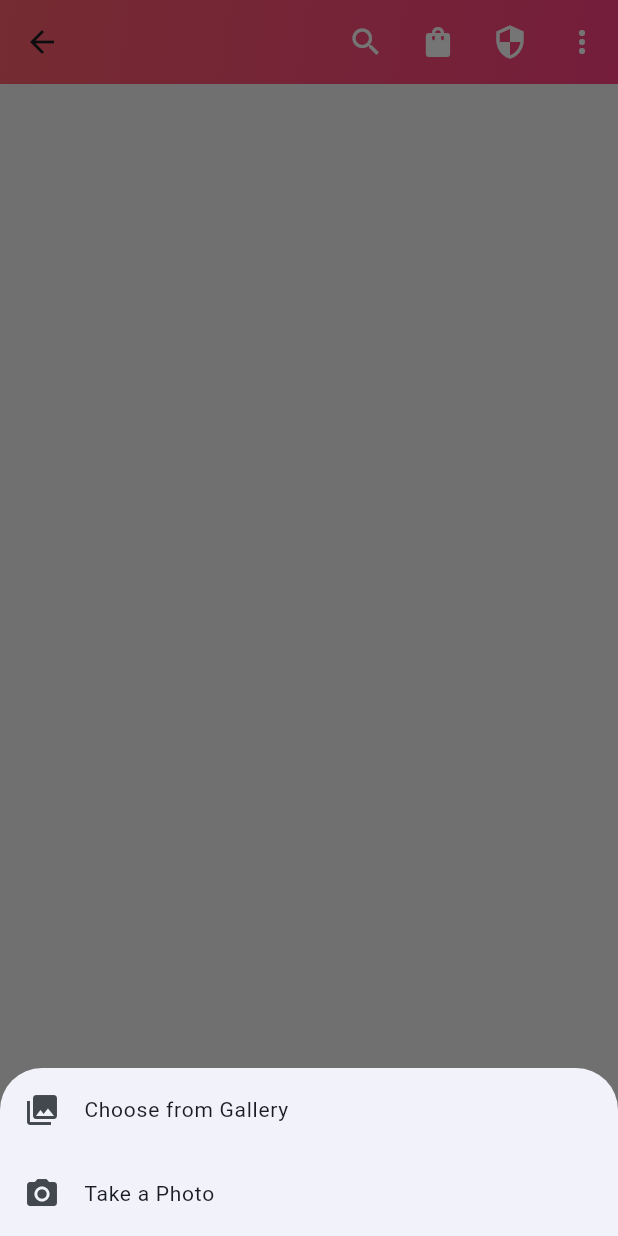
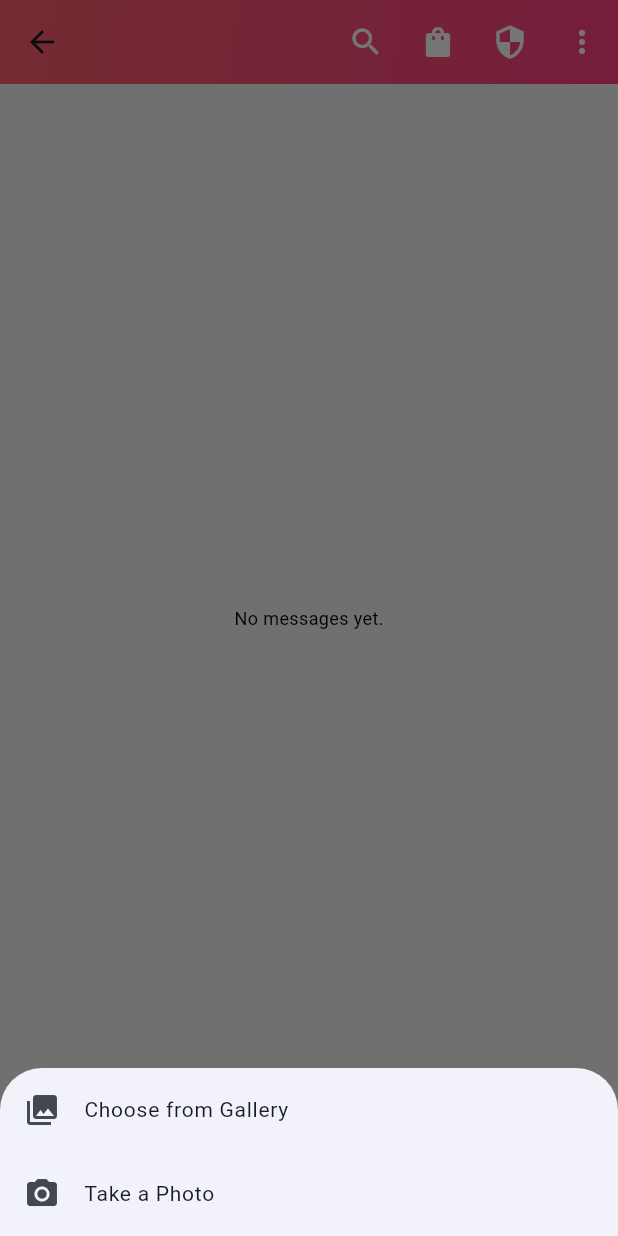
Before and after one commit to FilipStudeny/Flutter---Chat-app, a Flutter app: the ChatScreen screen opened directly with empty values, after a tap on the "attach file" icon, on a phone screen of 412 x 824 dp. Run offline on Flutter 3.47's test engine with Material 3 defaults, Android fonts, the phone set to English and light mode, and no system bars; our stand-ins replace cloud_firestore, firebase_auth, firebase_core, firebase_storage, flutter_riverpod, font_awesome_flutter and 3 more; accounts and stored records are empty; generated files the repository leaves out were written again.

Commit message:
Chat messages provider

```diff
--- /dev/null
+++ b/lib/core/providers/ChatMessagesNotifier.dart
@@ -0,0 +1,32 @@
+import 'package:firebase_auth/firebase_auth.dart';
+import 'package:flutter_riverpod/flutter_riverpod.dart';
+import 'package:meet_chat/core/globals.dart';
+import 'package:meet_chat/core/models/Message.dart';
+import 'package:meet_chat/core/services/MessagingService.dart';
+
+class ChatMessagesNotifier extends StateNotifier<List<Message>> {
+  final IMessagingService messagingService;
+  final String userId;
+  final String recipientId;
+
+  ChatMessagesNotifier(this.messagingService, this.userId, this.recipientId) : super([]) {
+    _loadMessages();
+  }
+
+  Future<void> _loadMessages() async {
+    final stream = messagingService.loadMessages(userId, recipientId);
+    stream.listen((messages) {
+      state = messages;
+    });
+  }
+}
+
+final chatMessagesProvider = StateNotifierProvider.family<ChatMessagesNotifier, List<Message>, String>((ref, recipientId) {
+  final userId = FirebaseAuth.instance.currentUser!.uid;
+  final messagingService = ref.read(messagingServiceProvider);
+  return ChatMessagesNotifier(messagingService, userId, recipientId);
+});
+
+final messagingServiceProvider = Provider<IMessagingService>((ref) {
+  return INJECTOR<IMessagingService>();
+});
--- a/lib/routes/ChatScreen.dart
+++ b/lib/routes/ChatScreen.dart
@@ -3,12 +3,11 @@ import 'package:flutter/material.dart';
 import 'package:flutter_riverpod/flutter_riverpod.dart';
 import 'package:firebase_auth/firebase_auth.dart';
 import 'package:meet_chat/components/AppHeader.dart';
-import 'package:meet_chat/core/globals.dart';
 import 'package:meet_chat/core/models/FileMetadata.dart';
-import 'package:meet_chat/core/models/Message.dart';
-import 'package:meet_chat/core/services/MessagingService.dart';
+import 'package:meet_chat/core/providers/ChatMessagesNotifier.dart';
 import 'package:image_picker/image_picker.dart';
 import 'package:timeago/timeago.dart' as timeago;
+
 
 class ChatScreen extends ConsumerStatefulWidget {
   static const String route = "chat";
@@ -23,7 +22,6 @@ class ChatScreen extends ConsumerStatefulWidget {
 class _ChatScreenState extends ConsumerState<ChatScreen> {
   final TextEditingController _messageController = TextEditingController();
   final ScrollController _scrollController = ScrollController();
-  final IMessagingService _messagingService = INJECTOR<IMessagingService>();
 
   void _sendMessage() async {
     if (_messageController.text.trim().isEmpty) {
@@ -39,7 +37,8 @@ class _ChatScreenState extends ConsumerState<ChatScreen> {
     final message = _messageController.text.trim();
     _messageController.clear();
 
-    await _messagingService.sendMessage(user.uid, widget.recipientId, message);
+    final messagingService = ref.read(messagingServiceProvider);
+    await messagingService.sendMessage(user.uid, widget.recipientId, message);
     _scrollToBottom();
   }
 
@@ -89,7 +88,8 @@ class _ChatScreenState extends ConsumerState<ChatScreen> {
       return;
     }
 
-    await _messagingService.sendFileMessage(user.uid, widget.recipientId, file);
+    final messagingService = ref.read(messagingServiceProvider);
+    await messagingService.sendFileMessage(user.uid, widget.recipientId, file);
   }
 
   void _scrollToBottom() {
@@ -113,6 +113,8 @@ class _ChatScreenState extends ConsumerState<ChatScreen> {
 
   @override
   Widget build(BuildContext context) {
+    final messages = ref.watch(chatMessagesProvider(widget.recipientId));
+
     return Scaffold(
       appBar: const AppHeader(
         title: "Chat screen",
@@ -120,20 +122,9 @@ class _ChatScreenState extends ConsumerState<ChatScreen> {
       body: Column(
         children: [
           Expanded(
-            child: StreamBuilder<List<Message>>(
-              stream: _messagingService.loadMessages(FirebaseAuth.instance.currentUser!.uid, widget.recipientId),
-              builder: (ctx, snapshot) {
-                if (snapshot.connectionState == ConnectionState.waiting) {
-                  return const Center(child: CircularProgressIndicator());
-                }
-
-                if (!snapshot.hasData || snapshot.data == null) {
-                  return const Center(child: Text('No messages yet.'));
-                }
-
-                final messages = snapshot.data!;
-
-                return ListView.builder(
+            child: messages.isEmpty
+                ? const Center(child: Text('No messages yet.'))
+                : ListView.builder(
               controller: _scrollController,
               itemCount: messages.length,
               itemBuilder: (ctx, index) {
@@ -146,8 +137,6 @@ class _ChatScreenState extends ConsumerState<ChatScreen> {
                   isMe: message.senderId == FirebaseAuth.instance.currentUser?.uid,
                   timestamp: message.createdAt,
                   key: ValueKey(index),
-                    );
-                  },
                 );
               },
             ),
@@ -164,14 +153,17 @@ class _ChatScreenState extends ConsumerState<ChatScreen> {
                   child: Container(
                     decoration: BoxDecoration(
                       color: Theme.of(context).colorScheme.surface,
-                      borderRadius: BorderRadius.circular(30),
+                      borderRadius: BorderRadius.circular(30), // Rounded corners for the text field
                     ),
-                    padding: const EdgeInsets.symmetric(horizontal: 12.0),
                     child: TextField(
                       controller: _messageController,
-                      decoration: const InputDecoration(
+                      decoration: InputDecoration(
                         hintText: 'Send a message...',
-                        border: InputBorder.none,
+                        border: OutlineInputBorder(
+                          borderRadius: BorderRadius.circular(30), // Rounded corners for the border
+                          borderSide: BorderSide.none, // No visible border
+                        ),
+                        contentPadding: const EdgeInsets.symmetric(horizontal: 20), // Adjust padding if necessary
                       ),
                       onSubmitted: (_) => _sendMessage(),
                     ),
```
Lines whose indentation alone changed are shown as unchanged.
